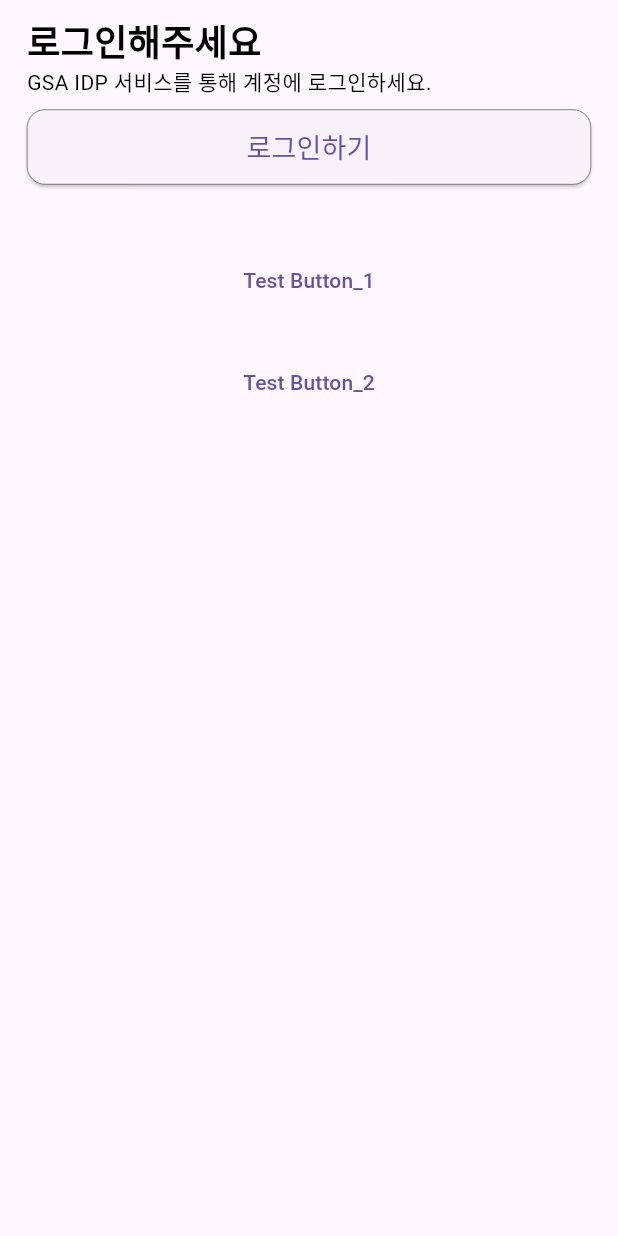
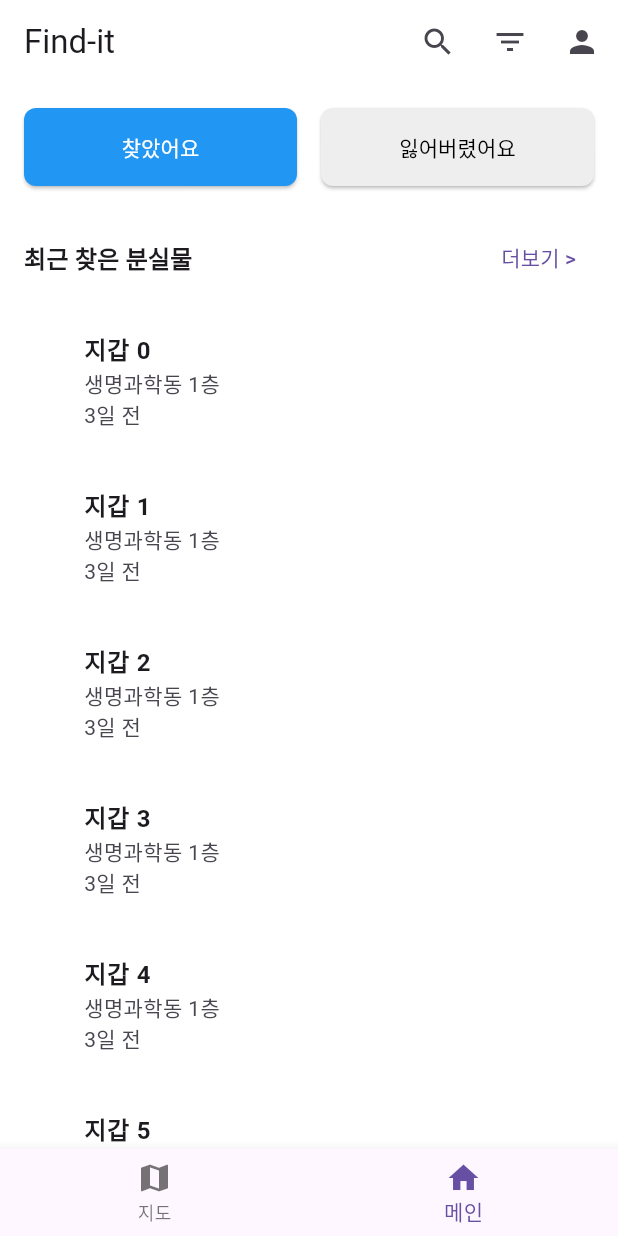
Before and after one commit to wang-bam-bbang/find-it-flutter, a Flutter app: the screen it shows after launch, on a phone screen of 412 x 824 dp. Run offline on Flutter 3.47's test engine with Material 3 defaults, Android fonts, the phone set to English and light mode, and no system bars; our stand-ins replace auto_route, dio, flutter_bloc, flutter_dotenv, flutter_secure_storage, freezed_annotation and 4 more; missing offline and left inert: flutter_web_auth_2, mutex; generated files the repository leaves out were written again.

```diff
--- a/lib/app/di/module.dart
+++ b/lib/app/di/module.dart
@@ -1,11 +1,12 @@
 import 'package:dio/dio.dart';
+import 'package:find_it/app/values/strings.dart';
 import 'package:flutter_secure_storage/flutter_secure_storage.dart';
 import 'package:injectable/injectable.dart';
 
 @module
 abstract class AppModule {
   @singleton
-  Dio getDio() => Dio();
+  Dio getDio() => Dio(BaseOptions(baseUrl: Strings.idpBaseUrl));
 
   FlutterSecureStorage getFlutterSecureStorage() => const FlutterSecureStorage(
       // aOptions: AndroidOptions(encryptedSharedPreferences: true),
--- /dev/null
+++ b/lib/app/modules/post/domain/enums/content_type.dart
@@ -0,0 +1 @@
+enum ContentType { found, lost }
--- /dev/null
+++ b/lib/app/modules/post/presentation/pages/list_page.dart
@@ -0,0 +1,211 @@
+import 'package:auto_route/auto_route.dart';
+import 'package:find_it/app/modules/post/domain/enums/content_type.dart';
+import 'package:find_it/app/modules/post/presentation/pages/detail_page.dart';
+import 'package:find_it/app/modules/user/presentation/pages/profile_page.dart';
+import 'package:flutter/material.dart';
+
+@RoutePage()
+class ListPage extends StatefulWidget {
+  const ListPage({super.key});
+
+  @override
+  State<ListPage> createState() => _ListPageState();
+}
+
+class _ListPageState extends State<ListPage> {
+  int _selectedIndex = 1;
+  ContentType _currentContent = ContentType.found;
+
+  void _onItemTapped(int index) {
+    setState(() {
+      _selectedIndex = index;
+    });
+  }
+
+  Widget _buildBody() {
+    if (_selectedIndex == 0) {
+      return const Center(child: Text('지도 페이지'));
+    } else if (_selectedIndex == 1) {
+      return Column(
+        children: [
+          Padding(
+            padding:
+                const EdgeInsets.symmetric(vertical: 16.0, horizontal: 16.0),
+            child: Row(
+              children: [
+                Expanded(
+                  child: ElevatedButton(
+                    onPressed: () {
+                      setState(() {
+                        _currentContent = ContentType.found;
+                      });
+                    },
+                    style: ElevatedButton.styleFrom(
+                      backgroundColor: _currentContent == ContentType.found
+                          ? Colors.blue
+                          : Colors.grey[200],
+                      foregroundColor: _currentContent == ContentType.found
+                          ? Colors.white
+                          : Colors.black,
+                      padding: const EdgeInsets.symmetric(vertical: 16.0),
+                      shape: RoundedRectangleBorder(
+                        borderRadius: BorderRadius.circular(8),
+                      ),
+                    ),
+                    child: const Text('찾았어요'),
+                  ),
+                ),
+                const SizedBox(width: 16),
+                Expanded(
+                  child: ElevatedButton(
+                    onPressed: () {
+                      setState(() {
+                        _currentContent = ContentType.lost;
+                      });
+                    },
+                    style: ElevatedButton.styleFrom(
+                      backgroundColor: _currentContent == ContentType.lost
+                          ? Colors.blue
+                          : Colors.grey[200],
+                      foregroundColor: _currentContent == ContentType.lost
+                          ? Colors.white
+                          : Colors.black,
+                      padding: const EdgeInsets.symmetric(vertical: 16.0),
+                      shape: RoundedRectangleBorder(
+                        borderRadius: BorderRadius.circular(8),
+                      ),
+                    ),
+                    child: const Text('잃어버렸어요'),
+                  ),
+                ),
+              ],
+            ),
+          ),
+          Padding(
+            padding:
+                const EdgeInsets.symmetric(horizontal: 16.0, vertical: 8.0),
+            child: SectionTitle(
+              title: _currentContent == ContentType.found
+                  ? '최근 찾은 분실물'
+                  : '최근 잃어버린 분실물',
+            ),
+          ),
+          Expanded(
+            child: ListView.builder(
+              physics: const ClampingScrollPhysics(),
+              padding: const EdgeInsets.symmetric(horizontal: 16.0),
+              itemCount: 20,
+              itemBuilder: (context, index) {
+                String title = _currentContent == ContentType.found
+                    ? '지갑 $index'
+                    : '우산 $index';
+                String location =
+                    _currentContent == ContentType.found ? '생명과학동 1층' : '중앙도서관';
+                String date =
+                    _currentContent == ContentType.found ? '3일 전' : '1일 전';
+                String itemType =
+                    _currentContent == ContentType.found ? '지갑' : '우산';
+
+                return ListTile(
+                  contentPadding: const EdgeInsets.symmetric(vertical: 8.0),
+                  leading: ClipRRect(
+                    borderRadius: BorderRadius.circular(8),
+                  ),
+                  title: Text(
+                    title,
+                    style: const TextStyle(fontWeight: FontWeight.bold),
+                  ),
+                  subtitle: Text('$location\n$date'),
+                  isThreeLine: true,
+                  onTap: () {
+                    Navigator.push(
+                      context,
+                      MaterialPageRoute(
+                        builder: (context) => DetailPage(
+                          title: title,
+                          author: '작성자 $index',
+                          itemType: itemType,
+                          location: location,
+                          content: '여기에 분실물에 대한 상세 설명이 들어갑니다.',
+                          contentType: _currentContent,
+                        ),
+                      ),
+                    );
+                  },
+                );
+              },
+            ),
+          ),
+        ],
+      );
+    } else {
+      return const Center(child: Text('페이지 없음'));
+    }
+  }
+
+  @override
+  Widget build(BuildContext context) {
+    return Scaffold(
+      backgroundColor: Colors.white,
+      appBar: AppBar(
+        elevation: 0,
+        surfaceTintColor: Colors.transparent,
+        backgroundColor: Colors.white,
+        title: const Text('Find-it'),
+        actions: [
+          IconButton(
+            icon: const Icon(Icons.search),
+            onPressed: () {},
+          ),
+          IconButton(
+            icon: const Icon(Icons.filter_list),
+            onPressed: () {},
+          ),
+          IconButton(
+            icon: const Icon(Icons.person),
+            onPressed: () {
+              Navigator.push(
+                context,
+                MaterialPageRoute(builder: (context) => const ProfilePage()),
+              );
+            },
+          ),
+        ],
+      ),
+      body: _buildBody(),
+      bottomNavigationBar: BottomNavigationBar(
+        currentIndex: _selectedIndex,
+        onTap: _onItemTapped,
+        items: const [
+          BottomNavigationBarItem(icon: Icon(Icons.map), label: '지도'),
+          BottomNavigationBarItem(icon: Icon(Icons.home), label: '메인'),
+        ],
+      ),
+    );
+  }
+}
+
+class SectionTitle extends StatelessWidget {
+  final String title;
+
+  const SectionTitle({super.key, required this.title});
+
+  @override
+  Widget build(BuildContext context) {
+    return Row(
+      mainAxisAlignment: MainAxisAlignment.spaceBetween,
+      children: [
+        Text(
+          title,
+          style: Theme.of(context).textTheme.titleMedium?.copyWith(
+                fontWeight: FontWeight.bold,
+              ),
+        ),
+        TextButton(
+          onPressed: () {},
+          child: const Text('더보기 >'),
+        ),
+      ],
+    );
+  }
+}
--- a/lib/app/modules/user/data/repositories/rest_auth_repository.dart
+++ b/lib/app/modules/user/data/repositories/rest_auth_repository.dart
@@ -19,8 +19,11 @@ class RestAuthRepository implements AuthRepository {
   @override
   Future<void> login() async {
     final code = await _oAuthRepository.getAuthorizationCode();
+    print(code.authCode);
     final result = await _api.login(code.authCode);
-    await _tokenRepository.saveToken(result.accessToken);
+    print('result: $result');
+    // print('result.accessToken: ${result.accessToken}');
+    // await _tokenRepository.saveToken(result.accessToken);
   }
 
   @override
--- a/lib/app/modules/user/presentation/pages/profile_page.dart
+++ b/lib/app/modules/user/presentation/pages/profile_page.dart
@@ -1,10 +1,10 @@
 import 'dart:ui';
 
 import 'package:auto_route/auto_route.dart';
+import 'package:flutter/material.dart';
 import 'package:find_it/app/modules/user/domain/entities/user_entity.dart';
 import 'package:find_it/app/modules/user/presentation/bloc/auth_bloc.dart';
 import 'package:find_it/app/modules/user/presentation/bloc/user_bloc.dart';
-import 'package:flutter/material.dart';
 import 'package:find_it/app/values/palette.dart';
 import 'package:flutter_bloc/flutter_bloc.dart';
 
@@ -20,8 +20,19 @@ class _ProfilePageState extends State<ProfilePage>
     with AutoRouteAwareStateMixin<ProfilePage> {
   @override
   Widget build(BuildContext context) {
-    return const Scaffold(
-      body: SingleChildScrollView(
+    return Scaffold(
+      backgroundColor: Colors.white,
+      appBar: AppBar(
+        elevation: 0,
+        backgroundColor: Colors.white,
+        title: const Text(
+          '프로필',
+          style: TextStyle(color: Colors.black),
+        ),
+        centerTitle: true,
+        iconTheme: const IconThemeData(color: Colors.black),
+      ),
+      body: const SingleChildScrollView(
         child: SafeArea(
           child: Padding(
             padding: EdgeInsets.symmetric(horizontal: 18, vertical: 10),
@@ -68,10 +79,6 @@ class _Layout extends StatelessWidget {
                 ),
               ),
             const SizedBox(height: 40),
-            TextButton(
-              child: const Text("Test Button_1"),
-              onPressed: () {},
-            ),
             if (authenticated) ...[
               const SizedBox(height: 20),
               TextButton(
@@ -79,18 +86,6 @@ class _Layout extends StatelessWidget {
                 onPressed: () {},
               ),
             ],
-            const SizedBox(height: 20),
-            TextButton(
-              style: ButtonStyle(
-                shape: WidgetStateProperty.all(
-                  RoundedRectangleBorder(
-                    borderRadius: BorderRadius.circular(12),
-                  ),
-                ),
-              ),
-              child: const Text("Test Button_2"),
-              onPressed: () {},
-            ),
             const SizedBox(height: 40),
             if (authenticated)
               TextButton(
@@ -147,7 +142,7 @@ class _Login extends StatelessWidget {
   @override
   Widget build(BuildContext context) {
     return Column(
-      crossAxisAlignment: CrossAxisAlignment.stretch,
+      crossAxisAlignment: CrossAxisAlignment.start,
       children: [
         const Text(
           '로그인해주세요',
@@ -165,13 +160,14 @@ class _Login extends StatelessWidget {
             fontWeight: FontWeight.normal,
           ),
         ),
-        const SizedBox(height: 8),
+        const SizedBox(height: 16),
         ElevatedButton(
           onPressed: () {
             context.read<AuthBloc>().add(const AuthEvent.login());
           },
           style: ElevatedButton.styleFrom(
-            side: const BorderSide(width: 0.3),
+            backgroundColor: Palette.white,
+            side: const BorderSide(width: 0.2),
             minimumSize: const Size(double.infinity, 50),
             shape: RoundedRectangleBorder(
               borderRadius: BorderRadius.circular(12),
@@ -186,147 +182,3 @@ class _Login extends StatelessWidget {
     );
   }
 }
-
-
-
-// class LoginPage extends StatelessWidget {
-//   const LoginPage({super.key});
-
-//   @override
-  // Widget build(BuildContext context) {
-  //   return Scaffold(
-  //     body: SingleChildScrollView(
-  //       child: SafeArea(
-  //         child: Padding(
-  //             padding: const EdgeInsets.symmetric(horizontal: 18, vertical: 10),
-  //             child: Column(
-  //               crossAxisAlignment: CrossAxisAlignment.stretch,
-  //               children: [
-  //                 const Text(
-  //                   '로그인',
-  //                   style: TextStyle(
-  //                     fontSize: 24,
-  //                     color: Palette.black,
-  //                     fontWeight: FontWeight.bold,
-  //                   ),
-  //                 ),
-  //                 const Text(
-  //                   "GSA IDP 서비스를 통해 계정에 로그인하세요.",
-  //                   style: TextStyle(
-  //                     fontSize: 14,
-  //                     color: Palette.black,
-  //                     fontWeight: FontWeight.normal,
-  //                   ),
-  //                 ),
-  //                 const SizedBox(height: 8),
-  //                 ElevatedButton(
-  //                   onPressed: () {},
-  //                   style: ElevatedButton.styleFrom(
-  //                     side: const BorderSide(width: 0.3),
-  //                     minimumSize: const Size(double.infinity, 50),
-  //                     shape: RoundedRectangleBorder(
-  //                       borderRadius: BorderRadius.circular(12),
-  //                     ),
-  //                   ),
-  //                   child: const Text(
-  //                     "로그인하기",
-  //                     style: TextStyle(fontSize: 18),
-  //                   ),
-  //                 ),
-  //               ],
-  //             )),
-  //       ),
-  //     ),
-  //   );
-  // }
-
-  // @override
-  // Widget build(BuildContext context) {
-  //   return Scaffold(
-  //     body: SafeArea(
-  //       child: Center(
-  //         child: SingleChildScrollView(
-  //           padding: const EdgeInsets.symmetric(horizontal: 24.0),
-  //           child: Column(
-  //             crossAxisAlignment: CrossAxisAlignment.start,
-  //             children: [
-  //               const SizedBox(height: 48),
-  //               const Text(
-  //                 "로그인",
-  //                 style: TextStyle(fontSize: 28, fontWeight: FontWeight.bold),
-  //               ),
-  //               const SizedBox(height: 16),
-  //               const Text(
-  //                 "계정에 로그인하세요.",
-  //                 style: TextStyle(fontSize: 16, color: Colors.grey),
-  //               ),
-  //               const SizedBox(height: 48),
-  //               TextFormField(
-  //                 decoration: InputDecoration(
-  //                   labelText: '이메일',
-  //                   border: OutlineInputBorder(
-  //                     borderRadius: BorderRadius.circular(12),
-  //                   ),
-  //                   prefixIcon: const Icon(Icons.email),
-  //                 ),
-  //                 keyboardType: TextInputType.emailAddress,
-  //               ),
-  //               const SizedBox(height: 24),
-  //               TextFormField(
-  //                 obscureText: true,
-  //                 decoration: InputDecoration(
-  //                   labelText: '비밀번호',
-  //                   border: OutlineInputBorder(
-  //                     borderRadius: BorderRadius.circular(12),
-  //                   ),
-  //                   prefixIcon: const Icon(Icons.lock),
-  //                 ),
-  //               ),
-  //               const SizedBox(height: 16),
-  //               Align(
-  //                 alignment: Alignment.centerRight,
-  //                 child: TextButton(
-  //                   onPressed: () {},
-  //                   child: const Text(
-  //                     "비밀번호를 잊으셨나요?",
-  //                     style: TextStyle(color: Colors.blue),
-  //                   ),
-  //                 ),
-  //               ),
-  //               const SizedBox(height: 32),
-  //               ElevatedButton(
-  //                 onPressed: () {},
-  //                 style: ElevatedButton.styleFrom(
-  //                   side: const BorderSide(width: 0.3),
-  //                   minimumSize: const Size(double.infinity, 50),
-  //                   shape: RoundedRectangleBorder(
-  //                     borderRadius: BorderRadius.circular(12),
-  //                   ),
-  //                 ),
-  //                 child: const Text(
-  //                   "로그인",
-  //                   style: TextStyle(fontSize: 18),
-  //                 ),
-  //               ),
-  //               const SizedBox(height: 16),
-  //               Row(
-  //                 mainAxisAlignment: MainAxisAlignment.center,
-  //                 children: [
-  //                   const Text("계정이 없으신가요?"),
-  //                   TextButton(
-  //                     onPressed: () {},
-  //                     child: const Text(
-  //                       "회원가입",
-  //                       style: TextStyle(color: Colors.blue),
-  //                     ),
-  //                   ),
-  //                 ],
-  //               ),
-  //             ],
-  //           ),
-  //         ),
-  //       ),
-  //     ),
-  //   );
-  // }
-// }
--- a/lib/app/router.dart
+++ b/lib/app/router.dart
@@ -5,8 +5,9 @@ import 'package:find_it/app/router.gr.dart';
 class FindItRouter extends RootStackRouter {
   @override
   List<AutoRoute> get routes => [
-        RedirectRoute(path: '/', redirectTo: '/splash'),
+        RedirectRoute(path: '/', redirectTo: '/list'),
         AutoRoute(path: '/splash', page: SplashRoute.page),
         AutoRoute(path: '/profile', page: ProfileRoute.page),
+        AutoRoute(path: '/list', page: ListRoute.page),
       ];
 }
--- a/lib/main.dart
+++ b/lib/main.dart
@@ -5,9 +5,11 @@ import 'package:find_it/gen/strings.g.dart';
 import 'package:flutter/foundation.dart';
 import 'package:flutter/material.dart';
 import 'package:flutter_bloc/flutter_bloc.dart';
+import 'package:flutter_dotenv/flutter_dotenv.dart';
 
 Future<void> main() async {
   WidgetsFlutterBinding.ensureInitialized();
+  await dotenv.load();
   await configureDependencies();
   LocaleSettings.useDeviceLocale();
   _initBloc();
--- a/pubspec.yaml
+++ b/pubspec.yaml
@@ -41,3 +41,5 @@ dev_dependencies:
 
 flutter:
   uses-material-design: true
+  assets:
+    - .env
```
Also changed, not shown: lib/app/modules/post/domain/entities/post_entity.dart (added, +11 -0 lines), lib/app/modules/post/presentation/pages/detail_page.dart (added, +97 -0 lines), lib/app/modules/user/data/data_sources/remote/user_api.dart (+4 -5 lines), 1 other file.
